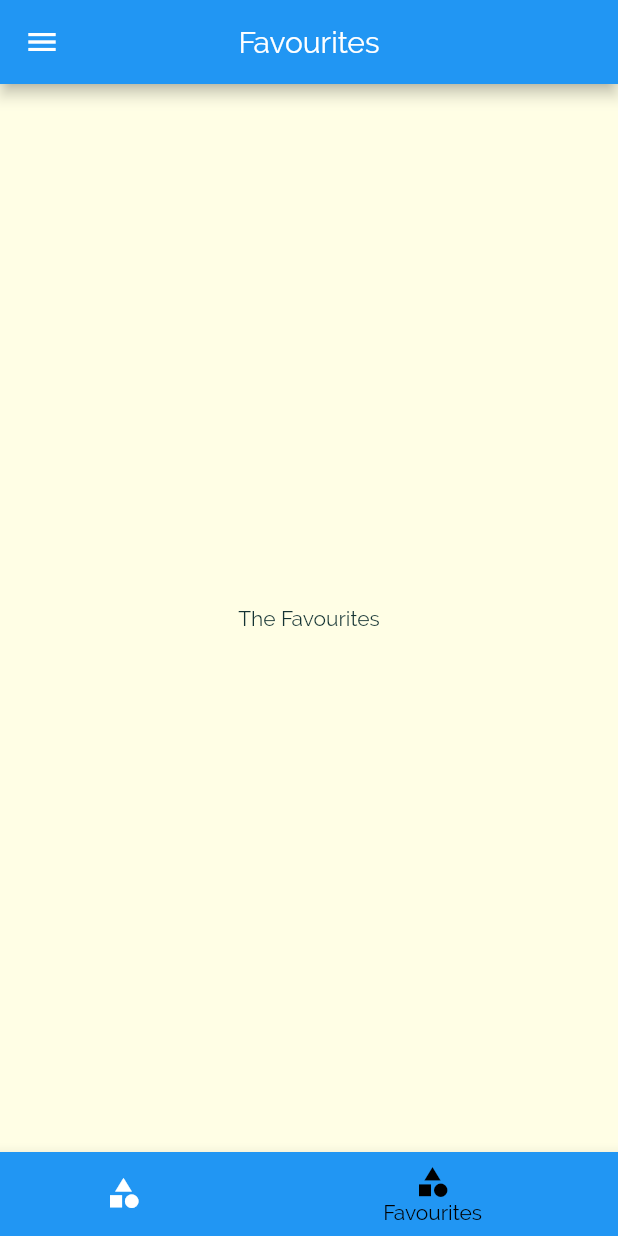
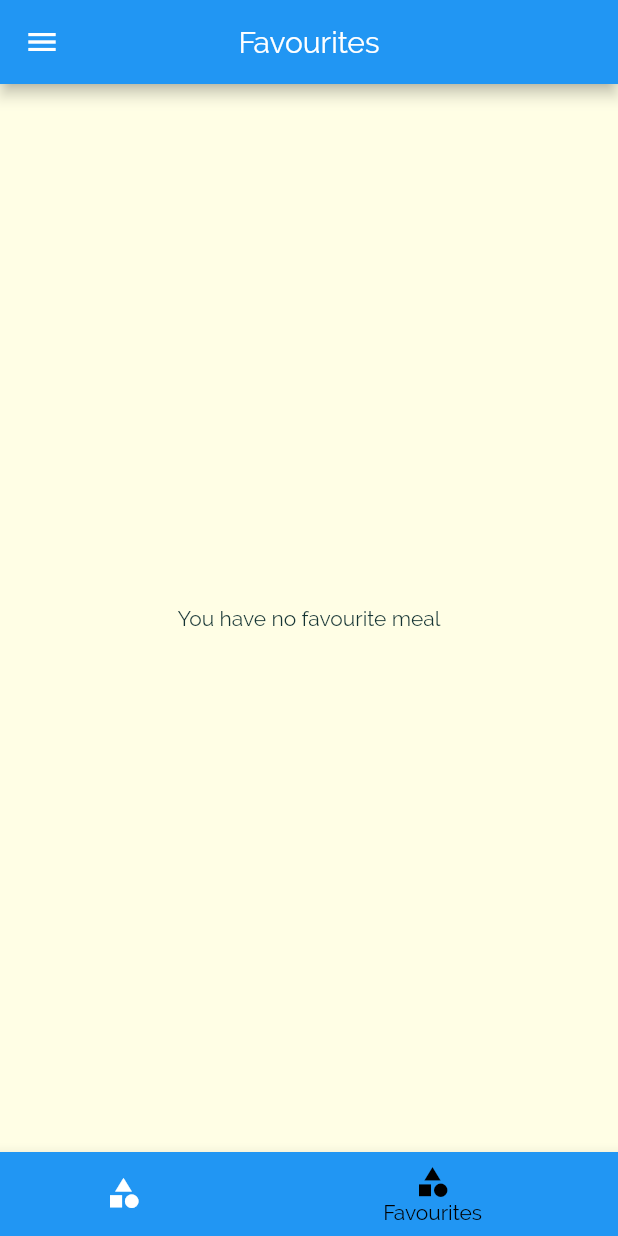
Before and after one commit to raymondDangdat/smart-meal, a Flutter app: the screen it shows after launch, item 2 of the bottom bar chosen, on a phone screen of 412 x 824 dp. Run offline on Flutter 3.47's test engine with Material 2 defaults, Android fonts, the phone set to English and light mode, and no system bars.

Commit message:
Implemented meal favourite features

```diff
--- a/lib/main.dart
+++ b/lib/main.dart
@@ -25,6 +25,7 @@ class _MyAppState extends State<MyApp> {
   };
 
   List<Meal> _availableMeals = DUMMY_MEALS;
+  List<Meal> _favouriteMeals = [];
 
   void _setFilters(Map<String, bool> filterData){
     setState(() {
@@ -46,6 +47,24 @@ class _MyAppState extends State<MyApp> {
       }).toList();
     });
   }
+
+  void _toggleFavourite(String mealId){
+   final existingIndex =  _favouriteMeals.indexWhere((meal) => meal.id == mealId);
+   if(existingIndex >= 0){
+     setState(() {
+       _favouriteMeals.removeAt(existingIndex);
+     });
+   }else{
+     setState(() {
+       _favouriteMeals.add(DUMMY_MEALS.firstWhere((meal) => meal.id == mealId));
+     });
+   }
+  }
+
+  bool _isMealFavourite(String id){
+    return _favouriteMeals.any((meal) => meal.id == id);
+  }
+
   @override
   Widget build(BuildContext context) {
     return MaterialApp(
@@ -69,9 +88,9 @@ class _MyAppState extends State<MyApp> {
       ),
       // home: CategoriesScreen(),
       routes: {
-        '/' : (context) => BottomTabScreen(),
+        '/' : (context) => BottomTabScreen(_favouriteMeals),
         CategoryMealScreen.routeName : (context) => CategoryMealScreen(_availableMeals),
-        MealDetailsScreen.routeName : (context) => MealDetailsScreen(),
+        MealDetailsScreen.routeName : (context) => MealDetailsScreen(_toggleFavourite, _isMealFavourite),
         FilterScreen.routeName : (context) => FilterScreen(_filters, _setFilters),
       },
 
--- a/lib/screens/bottom_tab_screen.dart
+++ b/lib/screens/bottom_tab_screen.dart
@@ -1,21 +1,35 @@
 import 'package:flutter/material.dart';
+import '../models/meal.dart';
 import '../widgets/main_drawer.dart';
 import './favourites.dart';
 import './categories_screen.dart';
 
 class BottomTabScreen extends StatefulWidget {
+  final List<Meal> _favouriteMeals;
+  BottomTabScreen(this._favouriteMeals);
   @override
   _BottomTabScreenState createState() => _BottomTabScreenState();
 }
 
 class _BottomTabScreenState extends State<BottomTabScreen> {
-  final List<Map<String, Object>> _pages = [
-    //You can add actions to thr map to be included in the pages
-    {'page': CategoriesScreen(), 'title': "Categories"},
-    {'page': Favourites(), 'title': 'Favourites'}
-  ];
+  List<Map<String, Object>> _pages;
 
   int _selectedPageIndex = 0;
+
+  @override
+  void initState() {
+    _pages = [
+      {
+        'page': CategoriesScreen(),
+        'title': "Categories"
+      },
+      {
+        'page': Favourites(widget._favouriteMeals),
+        'title': 'Favourites'
+      }
+    ];
+    super.initState();
+  }
 
   void _selectPage(int index) {
     setState(() {
--- a/lib/screens/category_meals_screen.dart
+++ b/lib/screens/category_meals_screen.dart
@@ -59,7 +59,6 @@ class _CategoryMealScreenState extends State<CategoryMealScreen> {
               duration: displayedMeals[index].duration,
               complexity: displayedMeals[index].complexity,
               affordability: displayedMeals[index].affordability,
-            removeItem: _removeMeal,
           );
       }),
     );
--- a/lib/screens/favourites.dart
+++ b/lib/screens/favourites.dart
@@ -1,9 +1,28 @@
 import 'package:flutter/material.dart';
+import '../widgets/meal_item.dart';
+import '../models/meal.dart';
 class Favourites extends StatelessWidget {
+  final List<Meal> _favouriteMeals;
+  Favourites(this._favouriteMeals);
   @override
   Widget build(BuildContext context) {
-    return Center(
-      child: Text("The Favourites"),
-    );
+    if (_favouriteMeals.isEmpty) {
+      return Center(
+        child: Text("You have no favourite meal"),
+      );
+    } else {
+      ListView.builder(
+          itemCount: _favouriteMeals.length,
+          itemBuilder: (context, index) {
+            return MealItem(
+              id: _favouriteMeals[index].id,
+              title: _favouriteMeals[index].title,
+              imageUrl: _favouriteMeals[index].imageUrl,
+              duration: _favouriteMeals[index].duration,
+              complexity: _favouriteMeals[index].complexity,
+              affordability: _favouriteMeals[index].affordability,
+            );
+          });
+    }
   }
 }
--- a/lib/screens/tabs_screen.dart
+++ b/lib/screens/tabs_screen.dart
@@ -23,7 +23,7 @@ class _TabsScreenState extends State<TabsScreen> {
           body: TabBarView(
               children: [
                 CategoriesScreen(),
-                Favourites(),
+                // Favourites(),
               ]),
     ));
   }
--- a/lib/widgets/meal_item.dart
+++ b/lib/widgets/meal_item.dart
@@ -10,7 +10,6 @@ class MealItem extends StatelessWidget {
   final int duration;
   final Complexity complexity;
   final Affordability affordability;
-  final Function removeItem;
 
 
   MealItem({
@@ -20,7 +19,6 @@ class MealItem extends StatelessWidget {
     @required this.duration,
     @required this.complexity,
     @required this.affordability,
-    @required this.removeItem
   });
 
   String get complexityText{
@@ -59,7 +57,7 @@ class MealItem extends StatelessWidget {
     Navigator.of(ctx).pushNamed(MealDetailsScreen.routeName, arguments: id).then((result)
     {
       if(result != null){
-        removeItem(result);
+        // removeItem(result);
       }
     });
   }
```
Also changed, not shown: lib/screens/meal_details_screen.dart (+5 -3 lines).
